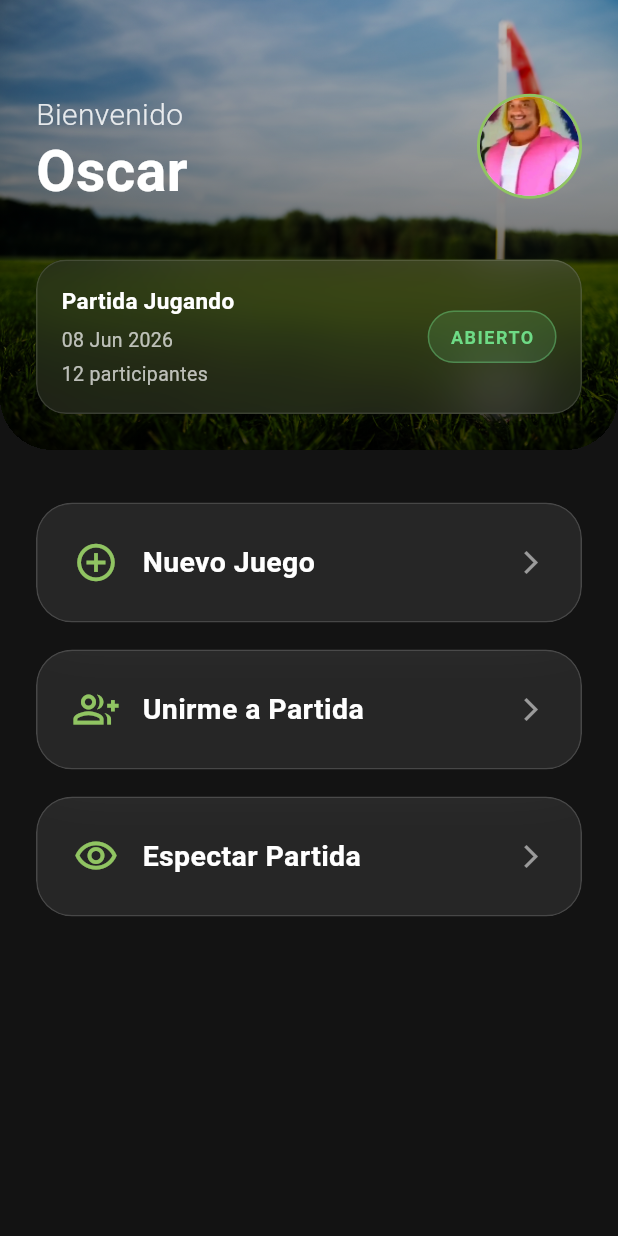
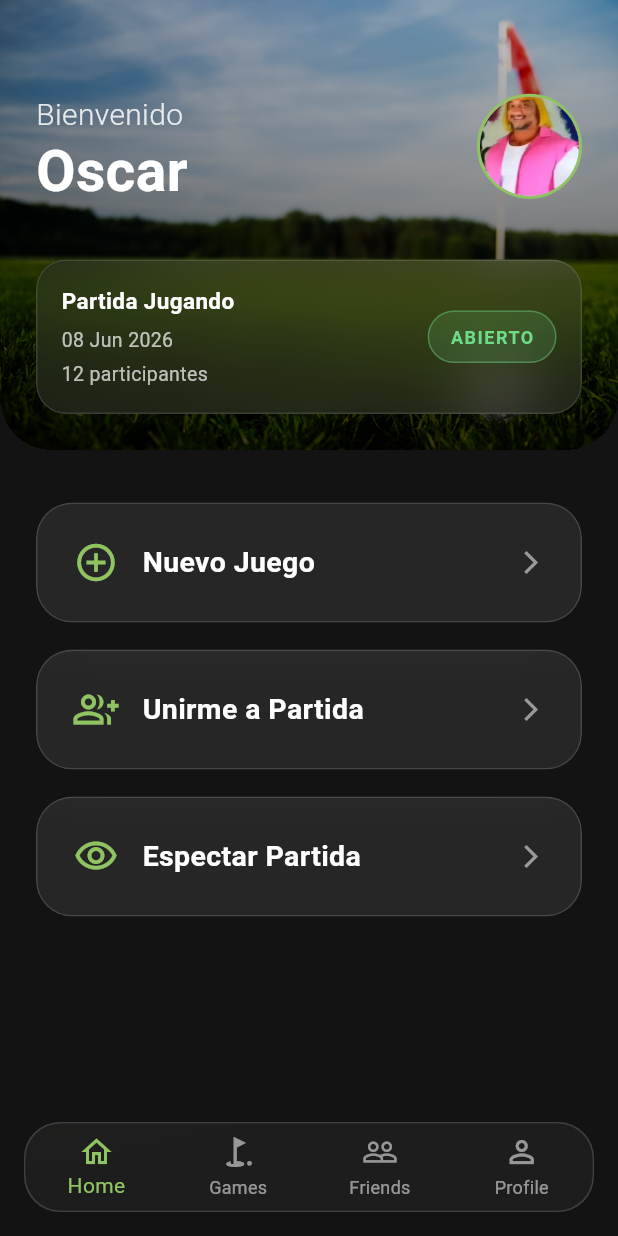
Before and after one commit to OscarNLA/golf_app, a Flutter app: the screen it shows after launch, on a phone screen of 412 x 824 dp. Run offline on Flutter 3.47's test engine with Material 3 defaults, Android fonts, the phone set to English and light mode, and no system bars.

Commit message:
Bottom navigation and home UI

```diff
--- a/lib/main.dart
+++ b/lib/main.dart
@@ -1,6 +1,6 @@
 import 'package:flutter/material.dart';
-import 'package:golf_app/screens/home_screen.dart';
-import 'screens/login_screen.dart';
+import 'package:golf_app/screens/main_navigation_screen.dart';
+//import 'screens/login_screen.dart';
 
 void main() {
   runApp(const MyApp());
@@ -13,7 +13,7 @@ class MyApp extends StatelessWidget {
   Widget build(BuildContext context) {
     return const MaterialApp(
       debugShowCheckedModeBanner: false,
-      home: HomeScreen(),
+      home: MainNavigationScreen(),
     );
   }
 }
--- /dev/null
+++ b/lib/screens/main_navigation_screen.dart
@@ -0,0 +1,92 @@
+import 'dart:ui';
+
+import 'package:flutter/material.dart';
+import 'package:golf_app/screens/friends_screen.dart';
+import 'package:golf_app/screens/games_screen.dart';
+import 'package:golf_app/screens/home_screen.dart';
+import 'package:golf_app/screens/profile_screen.dart';
+
+
+class MainNavigationScreen extends StatefulWidget {
+  const MainNavigationScreen({super.key});
+
+  @override
+  State<MainNavigationScreen> createState() =>
+      _MainNavigationScreenState();
+}
+
+class _MainNavigationScreenState
+    extends State<MainNavigationScreen> {
+
+  int selectedIndex = 0;
+
+  final List<Widget> pages = [
+    const HomeScreen(),
+    const GamesScreen(),
+    const FriendsScreen(),
+    const ProfileScreen(),
+  ];
+
+  @override
+  Widget build(BuildContext context) {
+    return Scaffold(
+      backgroundColor: const Color(0xFF131313),
+      body: pages[selectedIndex],
+
+      bottomNavigationBar: Container(
+  margin: const EdgeInsets.all(16),
+  decoration: BoxDecoration(
+    borderRadius: BorderRadius.circular(24),
+    color: Colors.white.withValues(alpha: .08),
+    border: Border.all(
+      color: Colors.white.withValues(alpha: .12),
+    ),
+  ),
+  child: ClipRRect(
+    borderRadius: BorderRadius.circular(24),
+    child: BackdropFilter(
+      filter: ImageFilter.blur(
+        sigmaX: 200,
+        sigmaY: 200,
+      ),
+      child: BottomNavigationBar(
+        backgroundColor: const Color.fromARGB(0, 251, 255, 248),
+        elevation: 0,
+        type: BottomNavigationBarType.fixed,
+
+        currentIndex: selectedIndex,
+
+        selectedItemColor: const Color(0xFF90C462),
+        unselectedItemColor: Colors.white54,
+
+        onTap: (index) {
+          setState(() {
+            selectedIndex = index;
+          });
+        },
+
+        items: const [
+          BottomNavigationBarItem(
+            icon: Icon(Icons.home_outlined),
+            label: "Home",
+          ),
+          BottomNavigationBarItem(
+            icon: Icon(Icons.golf_course_outlined),
+            label: "Games",
+          ),
+          BottomNavigationBarItem(
+            icon: Icon(Icons.people_outline),
+            label: "Friends",
+          ),
+          BottomNavigationBarItem(
+            icon: Icon(Icons.person_outline),
+            label: "Profile",
+          ),
+        ],
+      ),
+    ),
+  ),
+),
+    );
+  }
+}
```
Also changed, not shown: lib/screens/friends_screen.dart (added, +22 -0 lines), lib/screens/games_screen.dart (added, +22 -0 lines), lib/screens/profile_screen.dart (added, +22 -0 lines).
